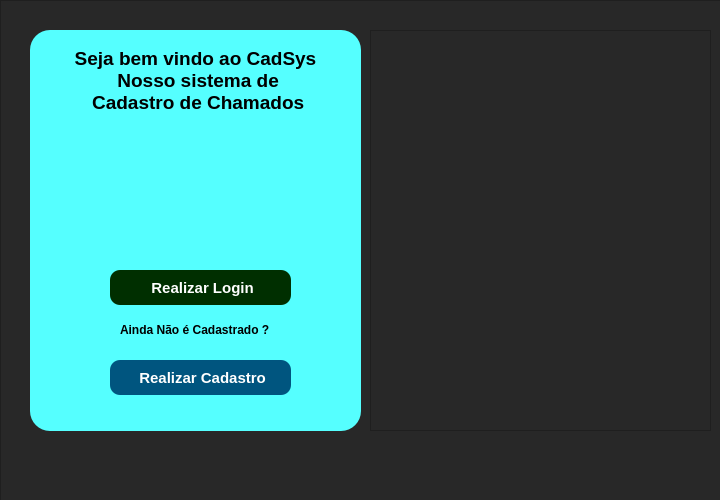
First picture: the form in pages/login.ui, repository luizcarlosjj/chamadosSys, before the edit.
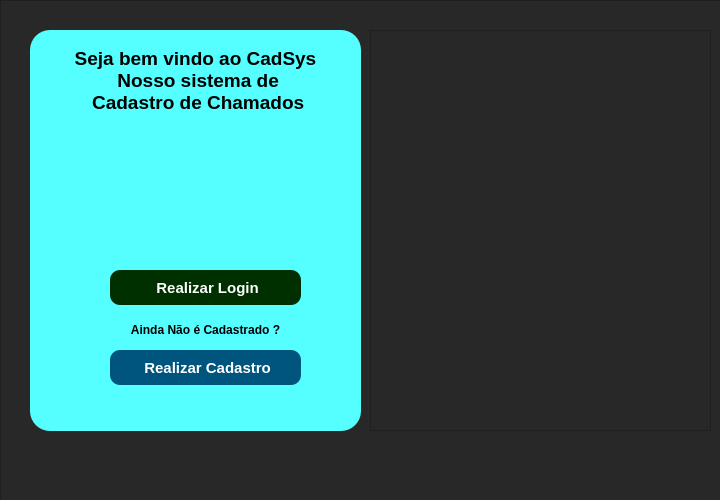
Second picture: the form after the edit. Icons and pictures are not drawn.

Patch:
```diff
--- a/pages/login.ui
+++ b/pages/login.ui
@@ -112,7 +112,7 @@
        <rect>
         <x>80</x>
         <y>240</y>
-        <width>181</width>
+        <width>191</width>
         <height>35</height>
        </rect>
       </property>
@@ -147,7 +147,7 @@
        <rect>
         <x>90</x>
         <y>290</y>
-        <width>161</width>
+        <width>171</width>
         <height>20</height>
        </rect>
       </property>
@@ -161,13 +161,16 @@
       <property name="text">
        <string>Ainda Não é Cadastrado ?</string>
       </property>
+      <property name="alignment">
+       <set>Qt::AlignCenter</set>
+      </property>
      </widget>
      <widget class="QPushButton" name="btn_Cadastro">
       <property name="geometry">
        <rect>
         <x>80</x>
-        <y>330</y>
-        <width>181</width>
+        <y>320</y>
+        <width>191</width>
         <height>35</height>
        </rect>
       </property>
```
